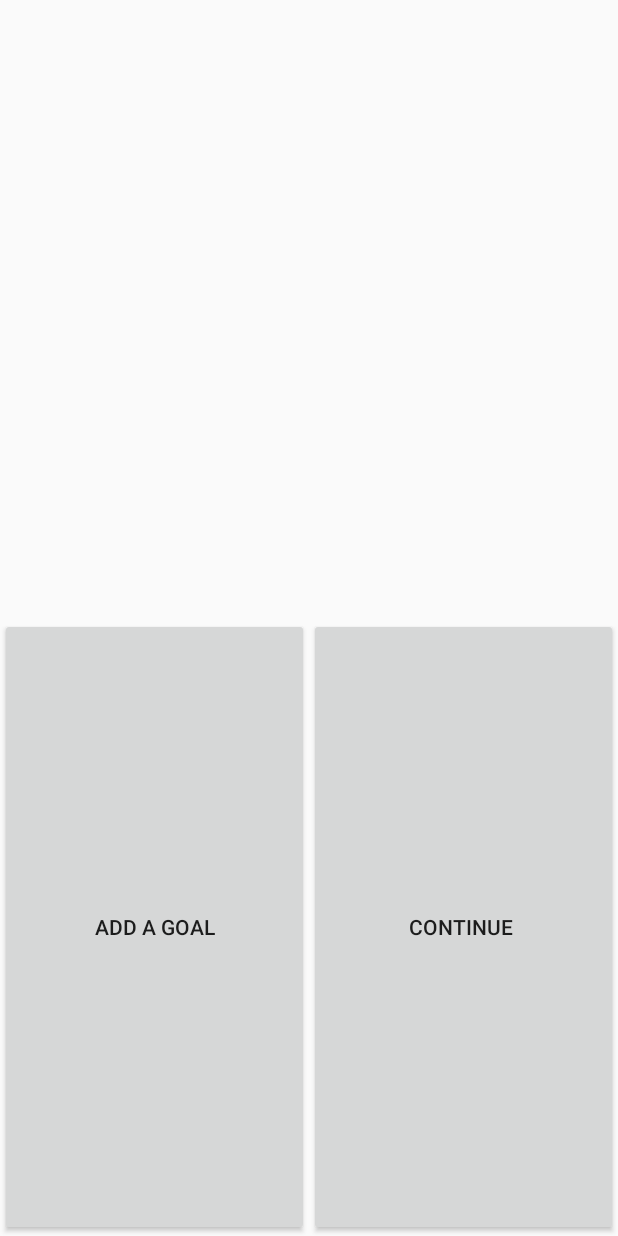
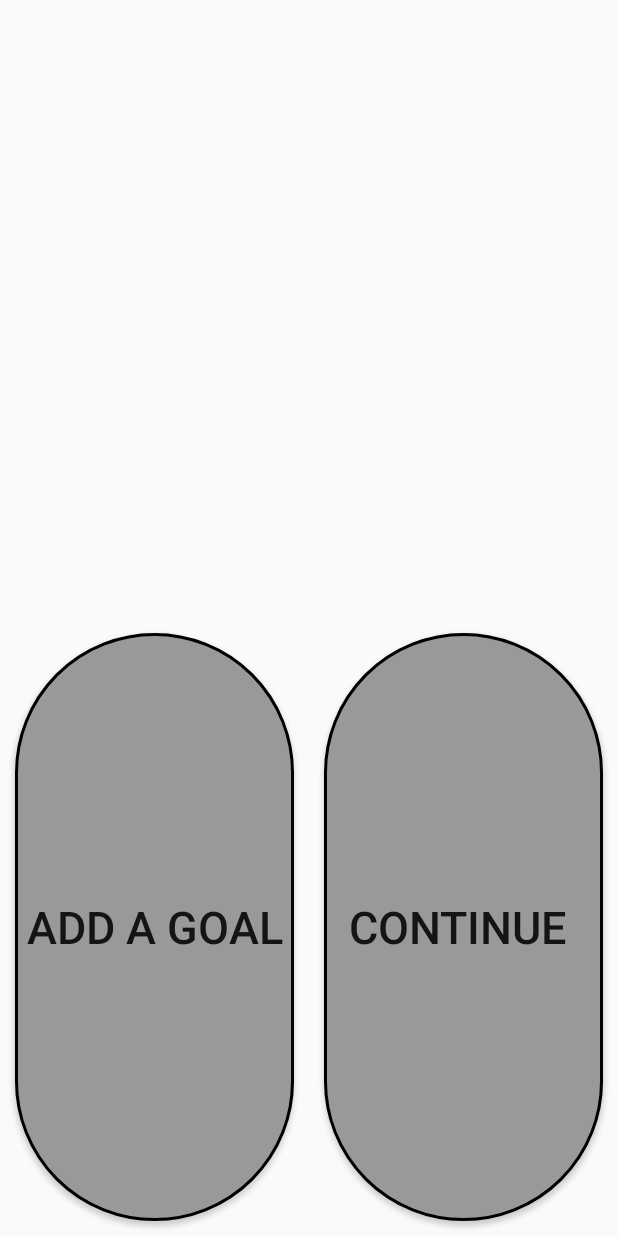
Before and after one commit to matt2929/mRehab2018, an Android app: the PostWorkoutGoals screen opened directly, with no data from a screen before it, on a phone screen of 412 x 824 dp. Run offline under Robolectric (Android 15) with nearby library versions, the phone set to English and light mode, and no system bars.

Commit message:
New Button

```diff
--- a/app/src/main/java/com/example/matt2929/strokeappdec2017/Workouts/WO_PickUpVertical.java
+++ b/app/src/main/java/com/example/matt2929/strokeappdec2017/Workouts/WO_PickUpVertical.java
@@ -1,6 +1,4 @@
 package com.example.matt2929.strokeappdec2017.Workouts;
-
-import android.util.Log;
 
 import com.example.matt2929.strokeappdec2017.ListenersAndTriggers.OutputWorkoutData;
 import com.example.matt2929.strokeappdec2017.ListenersAndTriggers.OutputWorkoutStrings;
@@ -29,7 +27,6 @@ public void SensorDataIn(float[] data) {
 	if (Name.contains("Bowl")) {
 		sensorChoice = 0;
 	}
-	Log.e("Accy", AverageDataValue[1] + " m/s^2 Moving:" + moving + " threshholdCount: " + belowThresholdCount);
 	if (WorkoutInProgress) {
 		if (AverageDataValue[sensorChoice] > thresehold) {
 			moving = true;
--- a/app/src/main/res/layout/activity_create_new_user.xml
+++ b/app/src/main/res/layout/activity_create_new_user.xml
@@ -116,6 +116,7 @@
                 android:id="@+id/enterSave"
                 android:layout_width="match_parent"
                 android:layout_height="100sp"
+                android:background="@drawable/buttonshape"
                 android:text="Save"
                 android:textSize="24sp" />
 
--- a/app/src/main/res/layout/activity_goals_and_reps.xml
+++ b/app/src/main/res/layout/activity_goals_and_reps.xml
@@ -92,6 +92,7 @@
                 android:layout_width="match_parent"
                 android:layout_height="0dp"
                 android:layout_weight=".5"
+                android:background="@drawable/buttonshape"
                 android:text="StartWorkout"
                 android:textSize="30sp" />
 
--- a/app/src/main/res/layout/activity_login.xml
+++ b/app/src/main/res/layout/activity_login.xml
@@ -64,6 +64,7 @@
                 android:layout_marginRight="8dp"
                 android:layout_marginStart="8dp"
                 android:layout_weight="1"
+                android:background="@drawable/buttonshape"
                 android:text="Login As User"
                 android:textSize="24sp"
                 app:layout_constraintRight_toRightOf="parent" />
@@ -77,6 +78,7 @@
                 android:layout_marginRight="8dp"
                 android:layout_marginStart="8dp"
                 android:layout_weight="1"
+                android:background="@drawable/buttonshape"
                 android:text="Create New User"
                 android:textSize="24sp"
                 app:layout_constraintBottom_toBottomOf="parent"
--- a/app/src/main/res/layout/activity_post_workout_goals.xml
+++ b/app/src/main/res/layout/activity_post_workout_goals.xml
@@ -30,15 +30,21 @@
                 android:id="@+id/button2"
                 android:layout_width="0dp"
                 android:layout_height="match_parent"
+                android:layout_margin="10dp"
                 android:layout_weight="1"
-                android:text="Add A Goal" />
+                android:background="@drawable/buttonshape"
+                android:text="Add A Goal"
+                android:textSize="30sp" />
 
             <Button
                 android:id="@+id/button"
                 android:layout_width="0dp"
                 android:layout_height="match_parent"
+                android:layout_margin="10dp"
                 android:layout_weight="1"
-                android:text="Continue " />
+                android:background="@drawable/buttonshape"
+                android:text="Continue "
+                android:textSize="30sp" />
         </LinearLayout>
 
     </LinearLayout>
--- a/app/src/main/res/layout/activity_post_workout_report.xml
+++ b/app/src/main/res/layout/activity_post_workout_report.xml
@@ -47,6 +47,7 @@
         android:layout_width="match_parent"
         android:layout_height="0dp"
         android:layout_weight="1"
+        android:background="@drawable/buttonshape"
         android:text="Next Workout"
         android:textSize="36sp" />
 </LinearLayout>
--- a/app/src/main/res/layout/activity_start_screen.xml
+++ b/app/src/main/res/layout/activity_start_screen.xml
@@ -24,6 +24,7 @@
             android:layout_width="match_parent"
             android:layout_height="wrap_content"
             android:layout_weight=".5"
+            android:background="@drawable/buttonshape"
             android:text="Login"
             android:textSize="24sp"
             tools:layout_editor_absoluteX="-265dp"
@@ -34,6 +35,7 @@
             android:layout_width="match_parent"
             android:layout_height="wrap_content"
             android:layout_weight=".5"
+            android:background="@drawable/buttonshape"
             android:text="Demo"
             android:textSize="24sp"
             tools:layout_editor_absoluteX="133dp"
--- a/app/src/main/res/layout/activity_workout_or_history.xml
+++ b/app/src/main/res/layout/activity_workout_or_history.xml
@@ -24,6 +24,7 @@
             android:layout_width="match_parent"
             android:layout_height="wrap_content"
             android:layout_weight=".5"
+            android:background="@drawable/buttonshape"
             android:text="Workout"
             android:textSize="24sp"
             tools:layout_editor_absoluteX="-265dp"
@@ -34,6 +35,7 @@
             android:layout_width="match_parent"
             android:layout_height="wrap_content"
             android:layout_weight=".5"
+            android:background="@drawable/buttonshape"
             android:text="History"
             android:textSize="24sp"
             tools:layout_editor_absoluteX="133dp"
--- a/app/src/main/res/layout/activity_workout_preview.xml
+++ b/app/src/main/res/layout/activity_workout_preview.xml
@@ -22,6 +22,7 @@
         android:layout_width="match_parent"
         android:layout_height="0dp"
         android:layout_weight="1"
+        android:background="@drawable/buttonshape"
         android:text="Start"
         android:textSize="36sp"
         tools:layout_editor_absoluteX="342dp"
--- a/app/src/main/res/layout/activity_workout_selection.xml
+++ b/app/src/main/res/layout/activity_workout_selection.xml
@@ -66,6 +66,7 @@
                 android:layout_marginRight="8dp"
                 android:layout_marginStart="8dp"
                 android:layout_weight="1"
+                android:background="@drawable/buttonshape"
                 android:text="Left Hand"
                 android:textSize="24sp"
                 app:layout_constraintRight_toRightOf="parent" />
@@ -79,6 +80,7 @@
                 android:layout_marginRight="8dp"
                 android:layout_marginStart="8dp"
                 android:layout_weight="1"
+                android:background="@drawable/buttonshape"
                 android:text="Right Hand"
                 android:textSize="24sp"
                 app:layout_constraintBottom_toBottomOf="parent"
```
Also changed, not shown: app/src/main/res/layout/activity_history_main.xml (+4 -4 lines).
